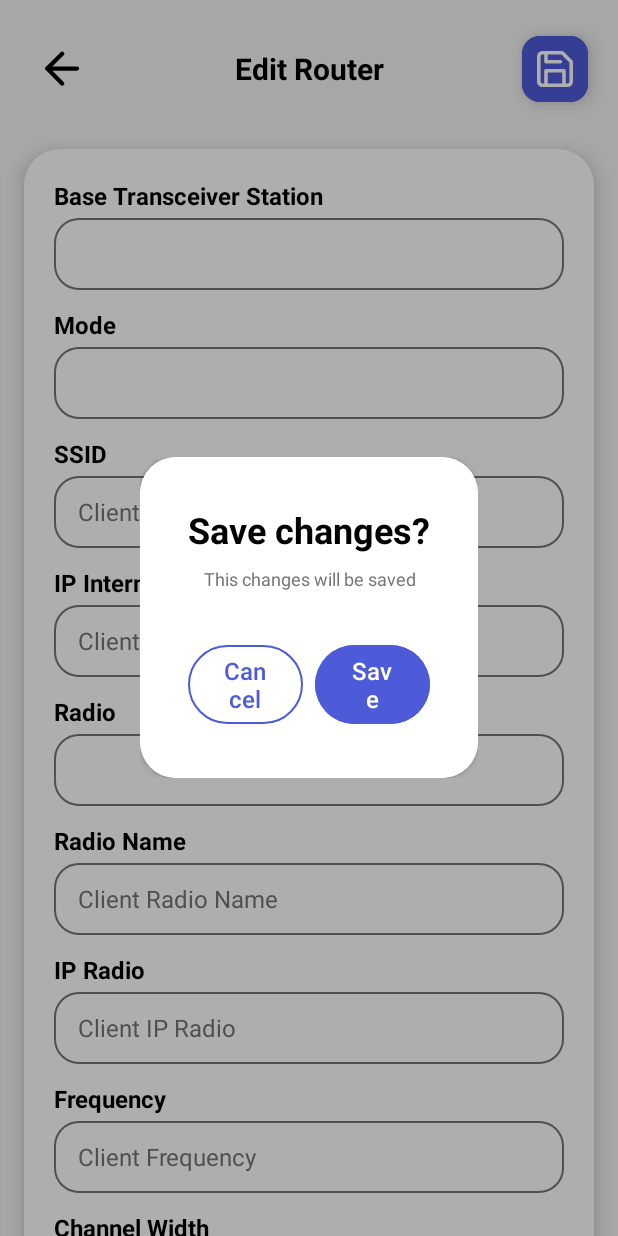
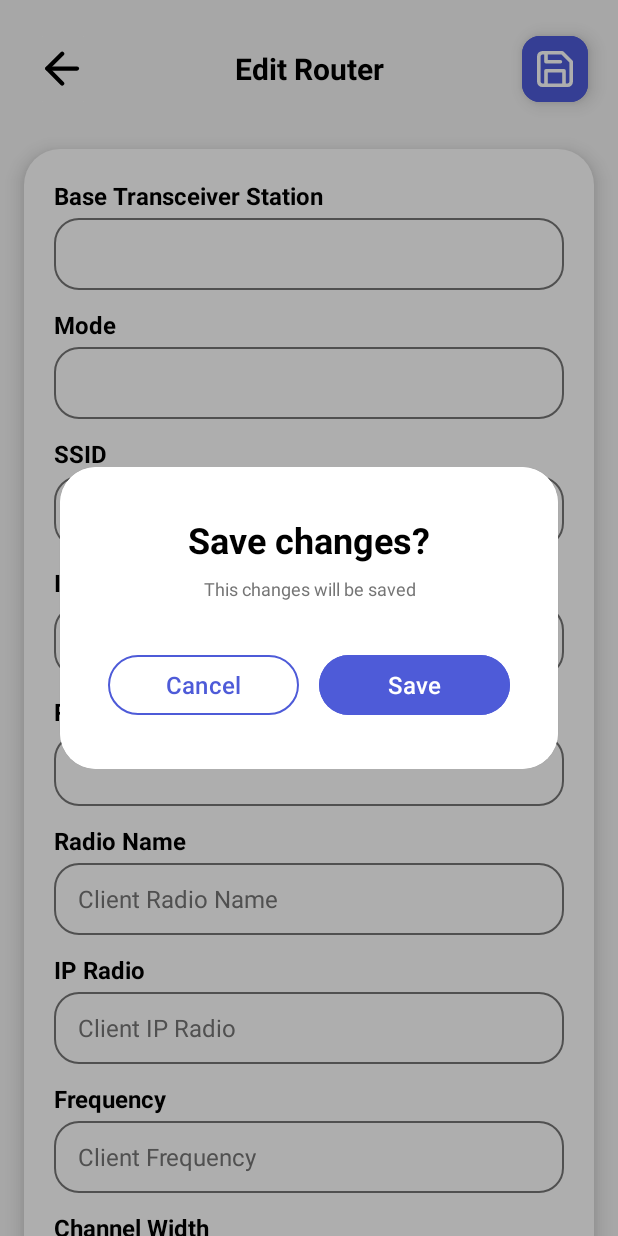
Before and after one commit to davidrvii/Client-Access-Control, an Android app: the EditRouterActivity screen opened directly, with no data from a screen before it, after a tap on "Save Changes", on a phone screen of 412 x 824 dp. Run offline under Robolectric (Android 15) with nearby library versions, the phone set to English and light mode, and no system bars.

Commit message:
Fixing Dialog Appearance

```diff
--- a/app/src/main/java/com/example/clientaccesscontrol/view/ui/editrouter/EditRouterActivity.kt
+++ b/app/src/main/java/com/example/clientaccesscontrol/view/ui/editrouter/EditRouterActivity.kt
@@ -2,6 +2,7 @@ package com.example.clientaccesscontrol.view.ui.editrouter
 
 import android.app.Dialog
 import android.os.Bundle
+import android.view.ViewGroup
 import android.view.Window
 import android.view.WindowManager
 import android.widget.AdapterView
@@ -10,6 +11,7 @@ import android.widget.Toast
 import androidx.activity.enableEdgeToEdge
 import androidx.activity.viewModels
 import androidx.appcompat.app.AppCompatActivity
+import androidx.cardview.widget.CardView
 import androidx.core.view.ViewCompat
 import androidx.core.view.WindowInsetsCompat
 import com.example.clientaccesscontrol.R
@@ -224,19 +226,29 @@ class EditRouterActivity : AppCompatActivity() {
     private fun showCustomDialog() {
         val dialog = Dialog(this)
         dialog.requestWindowFeature(Window.FEATURE_NO_TITLE)
+
         bindingDialog = CustomSaveDialogBinding.inflate(layoutInflater)
+
         dialog.setContentView(bindingDialog.root)
         dialog.setCancelable(true)
-        val height = WindowManager.LayoutParams.WRAP_CONTENT
-        val width = WindowManager.LayoutParams.WRAP_CONTENT
-        dialog.window?.setLayout(width, height)
 
+        dialog.window?.setLayout(
+            WindowManager.LayoutParams.MATCH_PARENT,
+            WindowManager.LayoutParams.WRAP_CONTENT
+        )
         dialog.window?.setBackgroundDrawableResource(android.R.color.transparent)
 
-        bindingDialog.btYesLogout.setOnClickListener {
+        val cardView = bindingDialog.root.findViewById<CardView>(R.id.SaveCard)
+        val layoutParams = cardView.layoutParams as ViewGroup.MarginLayoutParams
+        val margin = (40 * resources.displayMetrics.density).toInt()
+        layoutParams.setMargins(margin, 0, margin, 0)
+        cardView.layoutParams = layoutParams
+
+        bindingDialog.btYesSave.setOnClickListener {
+            finish()
             dialog.dismiss()
         }
-        bindingDialog.btCancelLogout.setOnClickListener {
+        bindingDialog.btCancelSave.setOnClickListener {
             dialog.dismiss()
         }
         dialog.show()
--- a/app/src/main/res/layout/activity_main.xml
+++ b/app/src/main/res/layout/activity_main.xml
@@ -145,7 +145,7 @@
         android:layout_margin="24dp"
         android:backgroundTint="@color/black"
         android:contentDescription="@string/bt_new_client"
-        android:elevation="8dp"
+        android:elevation="12dp"
         app:fabCustomSize="72dp"
         app:layout_constraintBottom_toBottomOf="parent"
         app:layout_constraintEnd_toEndOf="parent"
--- a/app/src/main/res/layout/custom_save_dialog.xml
+++ b/app/src/main/res/layout/custom_save_dialog.xml
@@ -6,7 +6,8 @@
     android:layout_marginHorizontal="40dp"
     android:background="@drawable/rounded_white_rectangle"
     android:elevation="12dp"
-    app:cardCornerRadius="24dp">
+    app:cardCornerRadius="24dp"
+    android:id="@+id/SaveCard">
 
     <androidx.constraintlayout.widget.ConstraintLayout
         android:id="@+id/cvLogout"
@@ -51,7 +52,7 @@
             app:layout_constraintTop_toBottomOf="@id/tvLogoutDesc">
 
             <com.google.android.material.button.MaterialButton
-                android:id="@+id/btCancelLogout"
+                android:id="@+id/btCancelSave"
                 style="@style/Widget.Material3.Button.OutlinedButton"
                 android:layout_width="0dp"
                 android:layout_height="wrap_content"
@@ -66,7 +67,7 @@
                 app:strokeColor="#4E5BD8" />
 
             <com.google.android.material.button.MaterialButton
-                android:id="@+id/btYesLogout"
+                android:id="@+id/btYesSave"
                 android:layout_width="0dp"
                 android:layout_height="wrap_content"
                 android:backgroundTint="#4E5BD8"
```
Also changed, not shown: app/src/main/java/com/example/clientaccesscontrol/view/ui/clientdetail/ClientDetailActivity.kt (+35 -11 lines).
